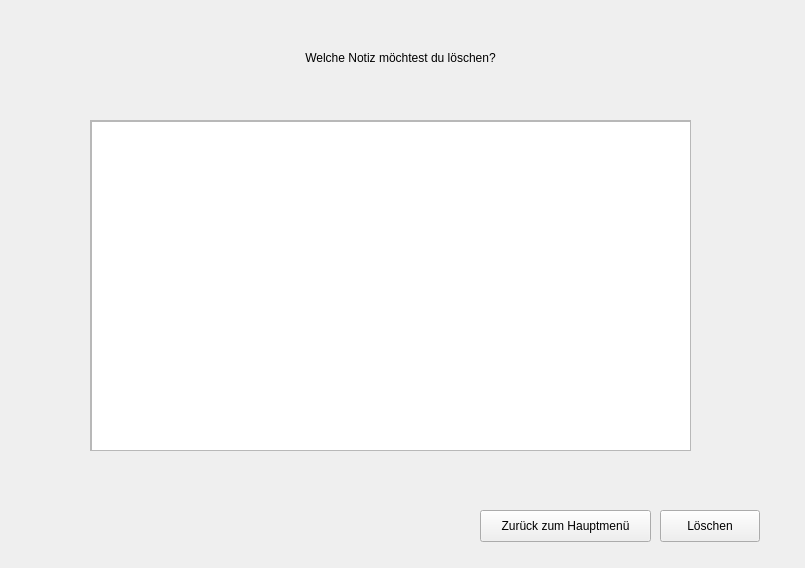
Old version of the form deletenote.ui in the repository as070700/Noteapp.
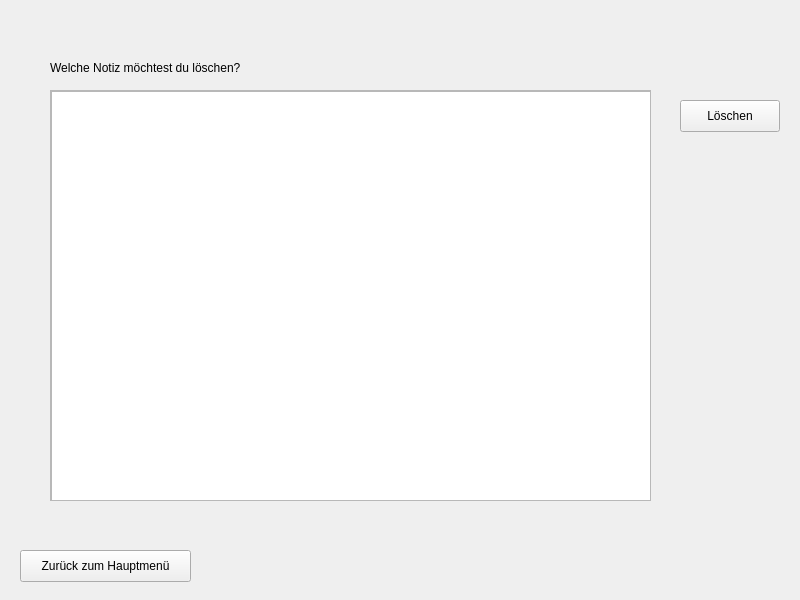
New version of the form.

What changed in the file:
```diff
--- a/deletenote.ui
+++ b/deletenote.ui
@@ -6,8 +6,8 @@
    <rect>
     <x>0</x>
     <y>0</y>
-    <width>805</width>
-    <height>568</height>
+    <width>800</width>
+    <height>600</height>
    </rect>
   </property>
   <property name="windowTitle">
@@ -16,8 +16,8 @@
   <widget class="QLabel" name="label">
    <property name="geometry">
     <rect>
-     <x>250</x>
-     <y>50</y>
+     <x>50</x>
+     <y>60</y>
      <width>301</width>
      <height>16</height>
     </rect>
@@ -26,16 +26,16 @@
     <string>Welche Notiz möchtest du löschen?</string>
    </property>
    <property name="alignment">
-    <set>Qt::AlignmentFlag::AlignCenter</set>
+    <set>Qt::AlignmentFlag::AlignLeading|Qt::AlignmentFlag::AlignLeft|Qt::AlignmentFlag::AlignVCenter</set>
    </property>
   </widget>
   <widget class="QScrollArea" name="scrollArea">
    <property name="geometry">
     <rect>
-     <x>90</x>
-     <y>120</y>
+     <x>50</x>
+     <y>90</y>
      <width>601</width>
-     <height>331</height>
+     <height>411</height>
     </rect>
    </property>
    <property name="widgetResizable">
@@ -47,7 +47,7 @@
       <x>0</x>
       <y>0</y>
       <width>599</width>
-      <height>329</height>
+      <height>409</height>
      </rect>
     </property>
     <widget class="QListWidget" name="listWidget_deleteNote">
@@ -55,8 +55,8 @@
       <rect>
        <x>0</x>
        <y>0</y>
-       <width>601</width>
-       <height>331</height>
+       <width>641</width>
+       <height>421</height>
       </rect>
      </property>
     </widget>
@@ -65,8 +65,8 @@
   <widget class="QPushButton" name="backButton_deleteNote">
    <property name="geometry">
     <rect>
-     <x>480</x>
-     <y>510</y>
+     <x>20</x>
+     <y>550</y>
      <width>171</width>
      <height>32</height>
     </rect>
@@ -78,8 +78,8 @@
   <widget class="QPushButton" name="deleteButton_deleteNote">
    <property name="geometry">
     <rect>
-     <x>660</x>
-     <y>510</y>
+     <x>680</x>
+     <y>100</y>
      <width>100</width>
      <height>32</height>
     </rect>
```
